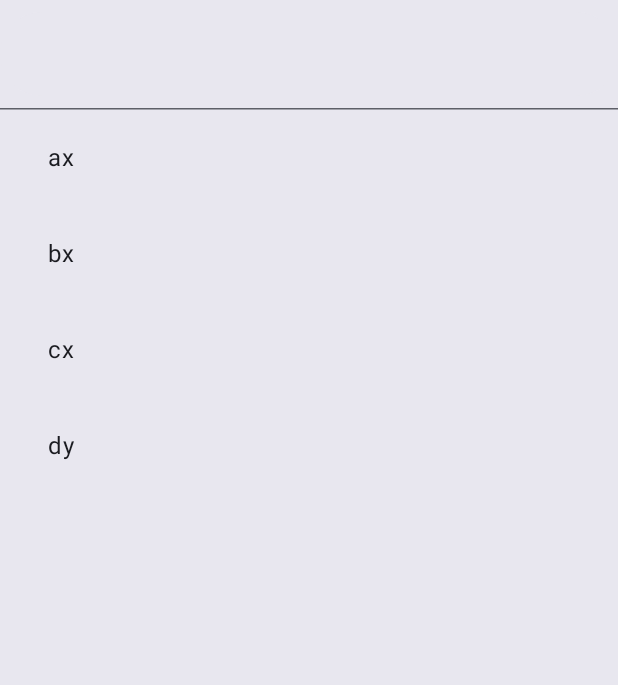
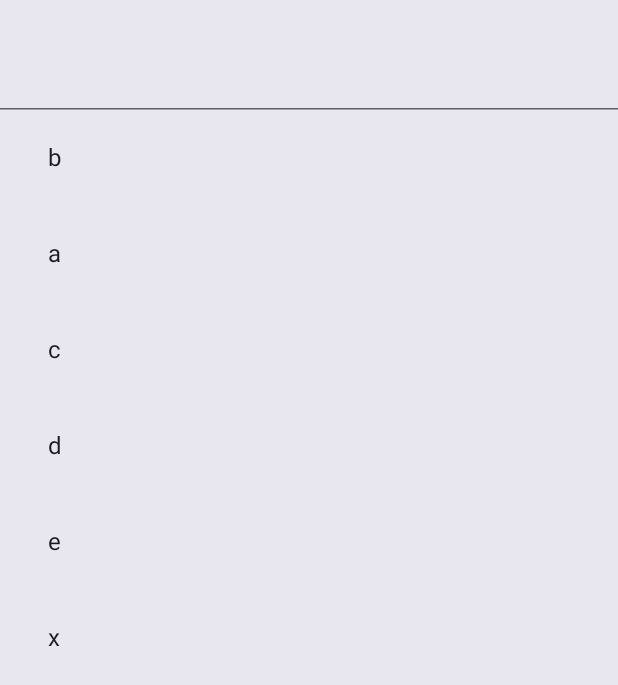
Before and after one commit to tNaschke/Laufzettel, an Android app built with Jetpack Compose: the composable ItemSearch shown on its own in the app's theme, on a phone screen of 412 x 824 dp. Shown: the top 685 px of the screen. Run offline under Robolectric (Android 15) with nearby library versions, the phone set to English and light mode, and no system bars; libraries missing offline, so code that uses them is left out: sh.calvin.reorderable; 2 statements that could not run were skipped.

Commit message:
Implement suggestion filtering for ItemSearch

```diff
--- a/app/src/main/java/de/timnaschke/laufzettel/MainActivity.kt
+++ b/app/src/main/java/de/timnaschke/laufzettel/MainActivity.kt
@@ -109,6 +109,10 @@ class ItemViewModel : ViewModel() {
 
         _items.update { itemList -> itemList.sortedBy { item -> _order.indexOf(item.name) } }
     }
+
+    fun getOrder() : List<String> {
+        return _order.toList()
+    }
 }
 
 class MainActivity : ComponentActivity() {
@@ -201,7 +205,6 @@ fun ReorderableList(itemViewModel: ItemViewModel, modifier: Modifier) {
 fun ItemSearch(itemViewModel: ItemViewModel, onExpandedChange: (Boolean) -> Unit) {
     val addQueryState = rememberTextFieldState()
     //var expanded by remember { mutableStateOf(true) }
-    val searchResults = listOf("ax", "bx", "cx", "dy")
     val supportingContent: (@Composable (String) -> Unit)? = null
     val leadingContent: (@Composable () -> Unit)? = null
 
@@ -221,8 +224,9 @@ fun ItemSearch(itemViewModel: ItemViewModel, onExpandedChange: (Boolean) -> Unit
             onExpandedChange = onExpandedChange
         ) {
             LazyColumn {
-                items(count = searchResults.size) { index ->
-                    val resultText = searchResults[index]
+                items(count = itemViewModel.getOrder().size) { index ->
+                    val resultText = itemViewModel.getOrder()[index]
+                    if (resultText.contains(addQueryState.text, ignoreCase = true)) {
                         ListItem(
                             headlineContent = { Text(resultText) },
                             supportingContent = supportingContent?.let { { it(resultText) } },
@@ -238,6 +242,7 @@ fun ItemSearch(itemViewModel: ItemViewModel, onExpandedChange: (Boolean) -> Unit
             }
         }
     }
+}
 
 
 @Preview(showBackground = true)
```
Lines whose indentation alone changed are shown as unchanged.
